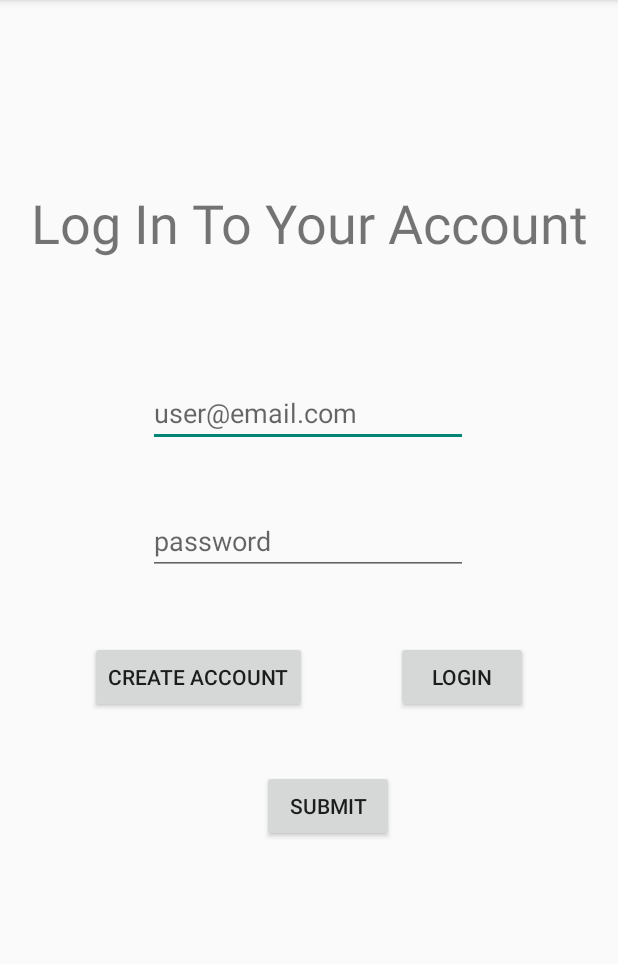
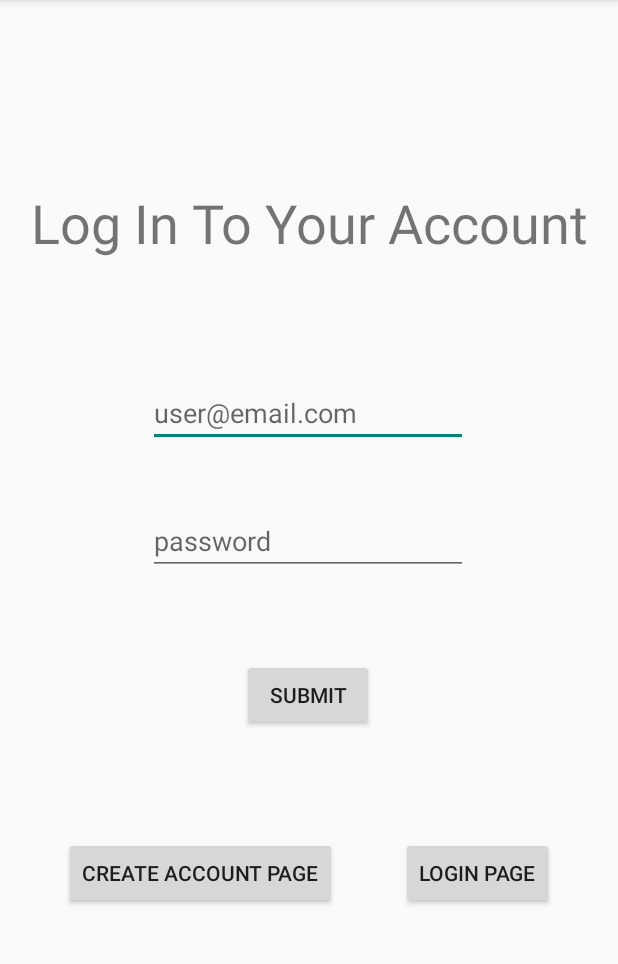
Before and after one commit to pnung/spotifywrapped, an Android app: the screen it shows after launch (EmailPasswordFirebaseAuth before the commit, EmailPasswordFirebaseAuthActivity after it), on a phone screen of 412 x 824 dp, the part 84-1048 px from its top. Run offline under Robolectric (Android 15) with nearby library versions, the phone set to English and light mode, and no system bars; our stand-ins replace Firebase (no records; nobody signed in at launch, a user with empty details on screens opened directly), navigation-ui.

Commit message:
authentication functionality. users have option to login or create account. created function to delete account. have not tested it yet. added method signatures for change email, password, name functions. will implement similarly to how delete is implemented. delete function has no caller (ie no button exists in main activity that calls it). someone else needs to make a user home UI.

```diff
--- a/app/src/main/AndroidManifest.xml
+++ b/app/src/main/AndroidManifest.xml
@@ -12,10 +12,12 @@
         android:supportsRtl="true"
         android:theme="@style/Theme.AppCompat.DayNight.DarkActionBar"
         tools:targetApi="31">
-        <!--Changed the theme to be a NoActionBar one -->
-
         <activity
-            android:name=".EmailPasswordFirebaseAuth"
+            android:name=".DeleteUserActivity"
+            android:exported="false" />
+        <!-- Changed the theme to be a NoActionBar one -->
+        <activity
+            android:name=".EmailPasswordFirebaseAuthActivity"
             android:exported="false" />
         <activity
             android:name=".MainActivity"
--- a/app/src/main/java/com/example/spotifywrapped/EmailPasswordFirebaseAuth.java
+++ b/app/src/main/java/com/example/spotifywrapped/EmailPasswordFirebaseAuthActivity.java
@@ -17,15 +17,12 @@ import com.google.android.gms.tasks.OnCompleteListener;
 import com.google.android.gms.tasks.Task;
 import com.google.firebase.auth.AuthResult;
 import com.google.firebase.auth.FirebaseAuth;
-import com.google.firebase.auth.FirebaseAuthEmailException;
-import com.google.firebase.auth.FirebaseAuthException;
 import com.google.firebase.auth.FirebaseUser;
-import com.google.rpc.context.AttributeContext;
 
-public class EmailPasswordFirebaseAuth extends AppCompatActivity {
+public class EmailPasswordFirebaseAuthActivity extends AppCompatActivity {
 
     //tag for logging information
-    private static final String TAG = "EmailPasswordFirebaseAuthClass";
+    private static final String TAG = "EmailPasswordFirebaseAuthActivityClassTag";
 
     private FirebaseAuth mAuth;
 
@@ -71,6 +68,21 @@ public class EmailPasswordFirebaseAuth extends AppCompatActivity {
         mAuth = FirebaseAuth.getInstance();
 
 
+
+        //setup click listener to tell users that passwords must be at least 6 characters when they are creating an account
+        binding.emailPassLayoutPassword.setOnClickListener(new View.OnClickListener() {
+            @Override
+            public void onClick(View v) {
+                if (pageStateTextView.equals(getResources().getString(R.string.Creation_Page_State))) {
+                    if (binding.emailPassLayoutPassword.getText().length() < 6) {
+                        Toast toast = Toast.makeText(EmailPasswordFirebaseAuthActivity.this, "Password must be at least 6 characters.", Toast.LENGTH_SHORT);
+                        toast.show();
+                    }
+                }
+            }
+        });
+
+
         //button setups
 
         //clicking this button changes the page to the create account state
@@ -99,7 +111,7 @@ public class EmailPasswordFirebaseAuth extends AppCompatActivity {
                     signIn(emailEntry.getText().toString(), passwordEntry.getText().toString());
                 } else {
                     CharSequence errorMessage = "An error occurred. Please try again.";
-                    Toast errorPopUp = Toast.makeText(EmailPasswordFirebaseAuth.this, errorMessage, Toast.LENGTH_LONG);
+                    Toast errorPopUp = Toast.makeText(EmailPasswordFirebaseAuthActivity.this, errorMessage, Toast.LENGTH_LONG);
                     errorPopUp.show();
                 }
             }
@@ -115,11 +127,11 @@ public class EmailPasswordFirebaseAuth extends AppCompatActivity {
                     Log.d(TAG, "signInWithEmail:success");
 
                     //go back to main activity
-                    startActivity(new Intent(EmailPasswordFirebaseAuth.this, MainActivity.class));
+                    returnToMainActivity();
                 } else {
                     //if sign in fails, display error message
                     Log.w(TAG, "signInWithEmail:failure", task.getException());
-                    Toast.makeText(EmailPasswordFirebaseAuth.this, "Authentication failed.", Toast.LENGTH_SHORT).show();
+                    Toast.makeText(EmailPasswordFirebaseAuthActivity.this, "Authentication failed.", Toast.LENGTH_SHORT).show();
                 }
             }
         });
@@ -134,12 +146,12 @@ public class EmailPasswordFirebaseAuth extends AppCompatActivity {
                     Log.d(TAG, "createUserWithEmail:success");  //send the info to logcat, basically
 
                     //go back to main activity since creating account also signs in
-                    startActivity(new Intent(EmailPasswordFirebaseAuth.this, MainActivity.class));
+                    returnToMainActivity();
 
                 } else {
                     //if sign in fails, display error message
                     Log.w(TAG, "createUserWithEmail:failure", task.getException());
-                    Toast.makeText(EmailPasswordFirebaseAuth.this, "Authenticationfailed.", Toast.LENGTH_SHORT).show();
+                    Toast.makeText(EmailPasswordFirebaseAuthActivity.this, "Authenticationfailed.", Toast.LENGTH_SHORT).show();
                 }
             }
         });
@@ -153,7 +165,15 @@ public class EmailPasswordFirebaseAuth extends AppCompatActivity {
         //check if user is signed in (non-null) and update UI accordingly
         FirebaseUser currentUser = mAuth.getCurrentUser();
         if (currentUser != null) { //user is signed in
-            //go do some other activity
+            //go back to main
+            returnToMainActivity();
         }
     }
+
+    /**
+     * Helper method to return to the main activity
+     */
+    private void returnToMainActivity() {
+        startActivity(new Intent(EmailPasswordFirebaseAuthActivity.this, MainActivity.class));
+    }
 }
--- a/app/src/main/res/layout/activity_email_password_firebase_auth.xml
+++ b/app/src/main/res/layout/activity_email_password_firebase_auth.xml
@@ -5,7 +5,7 @@
     android:id="@+id/main"
     android:layout_width="match_parent"
     android:layout_height="match_parent"
-    tools:context=".EmailPasswordFirebaseAuth">
+    tools:context=".EmailPasswordFirebaseAuthActivity">
 
 
     <Button
@@ -16,8 +16,8 @@
         app:layout_constraintBottom_toBottomOf="parent"
         app:layout_constraintEnd_toEndOf="parent"
         app:layout_constraintStart_toEndOf="@id/emailPassLayout_CreateAccountPageButton"
-        app:layout_constraintTop_toBottomOf="@id/emailPassLayout_Password"
-        app:layout_constraintVertical_bias="0.13" />
+        app:layout_constraintTop_toBottomOf="@id/emailPassLayout_SubmitButton"
+        app:layout_constraintVertical_bias="0.304" />
 
     <Button
         android:id="@+id/emailPassLayout_CreateAccountPageButton"
@@ -27,20 +27,19 @@
         app:layout_constraintBottom_toBottomOf="parent"
         app:layout_constraintEnd_toStartOf="@+id/emailPassLayout_LoginPageButton"
         app:layout_constraintStart_toStartOf="parent"
-        app:layout_constraintTop_toBottomOf="@id/emailPassLayout_Password"
-        app:layout_constraintVertical_bias="0.13" />
+        app:layout_constraintTop_toBottomOf="@id/emailPassLayout_SubmitButton"
+        app:layout_constraintVertical_bias="0.304" />
 
     <Button
         android:id="@+id/emailPassLayout_SubmitButton"
         android:layout_width="wrap_content"
         android:layout_height="wrap_content"
+        android:layout_marginTop="56dp"
         android:text="@string/submit_button"
-        app:layout_constraintBottom_toBottomOf="parent"
         app:layout_constraintEnd_toEndOf="parent"
-        app:layout_constraintHorizontal_bias="0.54"
+        app:layout_constraintHorizontal_bias="0.498"
         app:layout_constraintStart_toStartOf="parent"
-        app:layout_constraintTop_toBottomOf="@id/emailPassLayout_CreateAccountPageButton"
-        app:layout_constraintVertical_bias="0.155" />
+        app:layout_constraintTop_toBottomOf="@+id/emailPassLayout_Password" />
 
     <EditText
         android:id="@+id/emailPassLayout_EmailAddress"
--- a/app/src/main/res/values/strings.xml
+++ b/app/src/main/res/values/strings.xml
@@ -57,9 +57,11 @@
     <string name="login_failed">"Login failed"</string>
     <string name="sample_email_hint">user@email.com</string>
     <string name="password_hint">password</string>
-    <string name="log_in_button">Login</string>
-    <string name="create_account_button">Create Account</string>
+    <string name="log_in_button">Login Page</string>
+    <string name="create_account_button">Create Account Page</string>
     <string name="submit_button">Submit</string>
     <string name="LogIn_Page_State">Log In To Your Account</string>
     <string name="Creation_Page_State">Create A New Account</string>
+    <string name="back_button">Back</string>
+    <string name="delete_account_text">Delete Account</string>
 </resources>
```
Also changed, not shown: app/src/main/java/com/example/spotifywrapped/DeleteUserActivity.java (added, +84 -0 lines), app/src/main/java/com/example/spotifywrapped/MainActivity.java (+52 -3 lines), app/src/main/res/layout/activity_delete_user.xml (added, +71 -0 lines), app/src/main/res/layout/activity_main.xml (+10 -0 lines).
